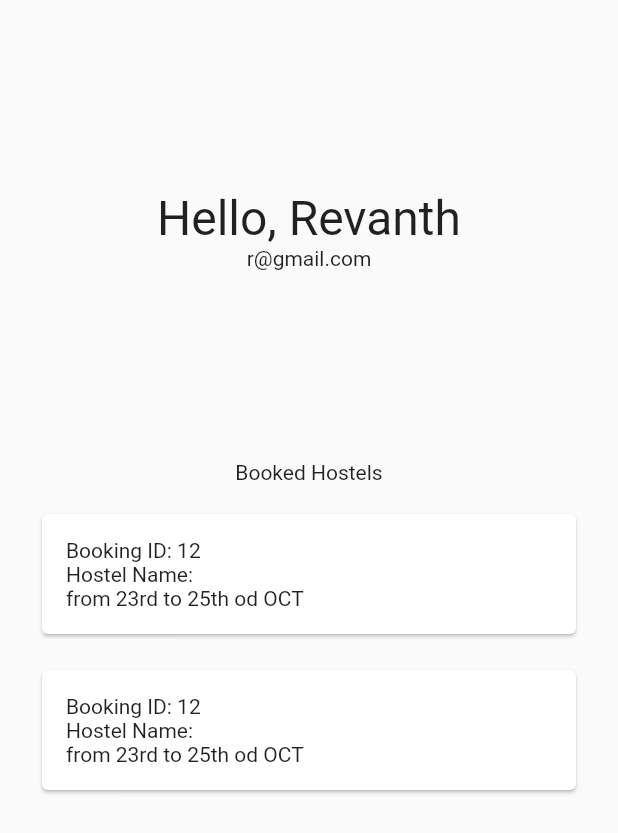
After one commit to poojithamutteneni/DormsForYou, a Flutter app: the MyAccount screen opened directly, on a phone screen of 412 x 824 dp. The commit adds this screen. Shown: the top 833 px of the screen. Run offline on Flutter 3.47's test engine with Material 2 defaults, Android fonts, the phone set to English and light mode, and no system bars; our stand-ins replace bloc, equatable, flutter_bloc, flutter_secure_storage, flutter_swiper, geolocator and 1 more; accounts and stored records are empty; network calls fail.

Commit message:
Auth and improvement

```diff
--- a/frontend/lib/features/authentication/auth_screen/cubit/login_cubit.dart
+++ b/frontend/lib/features/authentication/auth_screen/cubit/login_cubit.dart
@@ -26,12 +26,20 @@ class LoginCubit extends Cubit<LoginState> {
     emit(state.copyWith(email: mail));
   }
 
+  void fullNameChanged(String name) {
+    emit(state.copyWith(name: name));
+  }
+
+  void dobChanged(String dob) {
+    emit(state.copyWith(dob: dob));
+  }
+
   void passwordChanged(String mail) {
     emit(state.copyWith(password: mail));
   }
 
   void confirmPasswordChanged(String mail) {
-    emit(state.copyWith(password: mail));
+    emit(state.copyWith(cpassword: mail));
   }
 
   void resetResult() {
@@ -42,10 +50,13 @@ class LoginCubit extends Cubit<LoginState> {
     emit(state.copyWith(isLoading: true));
     try {
       AuthUser? user;
+      print(state.isSignUp);
       if (state.isSignUp) {
+        print(state.password == state.cpassword);
         if (state.password == state.cpassword) {
+          print("111");
           user = await _authenticationReposiory.signUp(
-              state.email, state.password);
+              state.email, state.password, state.name, state.dob);
         } else {
           emit(state.copyWith(showErrors: true));
         }
@@ -53,6 +64,7 @@ class LoginCubit extends Cubit<LoginState> {
         user =
             await _authenticationReposiory.signIn(state.email, state.password);
       }
+      print(user);
       getIt.get<AuthenticationCubit>().setUser(user ?? AuthUser.empty());
       emit(state.copyWith(
           isLoading: false, result: LoginResult.Success, showErrors: true));
--- a/frontend/lib/features/authentication/auth_screen/cubit/login_state.dart
+++ b/frontend/lib/features/authentication/auth_screen/cubit/login_state.dart
@@ -8,6 +8,8 @@ class LoginState extends Equatable {
   final String password;
   final bool isLoading;
   final String cpassword;
+  final String dob;
+  final String name;
   final String error;
   final bool isSignUp;
   final LoginResult result;
@@ -17,6 +19,8 @@ class LoginState extends Equatable {
     required this.password,
     required this.isLoading,
     required this.cpassword,
+    required this.dob,
+    required this.name,
     required this.error,
     required this.isSignUp,
     required this.result,
@@ -26,6 +30,8 @@ class LoginState extends Equatable {
       showErrors: false,
       email: "",
       isSignUp: false,
+      name: "",
+      dob: "",
       error: "",
       result: LoginResult.Unknown,
       password: "",
@@ -33,8 +39,17 @@ class LoginState extends Equatable {
       cpassword: "");
 
   @override
-  List<Object> get props =>
-      [showErrors, isSignUp, result, cpassword, email, password, isLoading];
+  List<Object> get props => [
+        showErrors,
+        isSignUp,
+        name,
+        dob,
+        result,
+        cpassword,
+        email,
+        password,
+        isLoading
+      ];
 
   LoginState copyWith({
     bool? showErrors,
@@ -42,6 +57,8 @@ class LoginState extends Equatable {
     String? password,
     bool? isLoading,
     String? cpassword,
+    String? dob,
+    String? name,
     String? error,
     bool? isSignUp,
     LoginResult? result,
@@ -52,6 +69,8 @@ class LoginState extends Equatable {
       password: password ?? this.password,
       isLoading: isLoading ?? this.isLoading,
       cpassword: cpassword ?? this.cpassword,
+      dob: dob ?? this.dob,
+      name: name ?? this.name,
       error: error ?? this.error,
       isSignUp: isSignUp ?? this.isSignUp,
       result: result ?? this.result,
--- a/frontend/lib/features/authentication/cubit/authentication_state.dart
+++ b/frontend/lib/features/authentication/cubit/authentication_state.dart
@@ -15,7 +15,7 @@ class AuthenticationState extends Equatable {
       AuthenticationState(isLoading: false, user: AuthUser.empty(), error: "");
 
   @override
-  List<Object> get props => [];
+  List<Object> get props => [isLoading, user, error];
 
   AuthenticationState copyWith({
     bool? isLoading,
--- /dev/null
+++ b/frontend/lib/features/home/my_account/booked_hostels.dart
@@ -0,0 +1,62 @@
+import 'dart:convert';
+
+import 'package:database_provider/database_provider.dart';
+
+class BookedHostels {
+  final Hostel hostel;
+  final String from;
+  final String to;
+  BookedHostels({
+    required this.hostel,
+    required this.from,
+    required this.to,
+  });
+  BookedHostels copyWith({
+    Hostel? hostel,
+    String? from,
+    String? to,
+  }) {
+    return BookedHostels(
+      hostel: hostel ?? this.hostel,
+      from: from ?? this.from,
+      to: to ?? this.to,
+    );
+  }
+
+  Map<String, dynamic> toMap() {
+    return {
+      'hostel': hostel.toMap(),
+      'from': from,
+      'to': to,
+    };
+  }
+
+  factory BookedHostels.fromMap(Map<String, dynamic> map) {
+    return BookedHostels(
+      hostel: Hostel.fromMap(map['hostel']),
+      from: map['from'],
+      to: map['to'],
+    );
+  }
+
+  String toJson() => json.encode(toMap());
+
+  factory BookedHostels.fromJson(String source) =>
+      BookedHostels.fromMap(json.decode(source));
+
+  @override
+  String toString() => 'BookedHostels(hostel: $hostel, from: $from, to: $to)';
+
+  @override
+  bool operator ==(Object other) {
+    if (identical(this, other)) return true;
+
+    return other is BookedHostels &&
+        other.hostel == hostel &&
+        other.from == from &&
+        other.to == to;
+  }
+
+  @override
+  int get hashCode => hostel.hashCode ^ from.hashCode ^ to.hashCode;
+}
--- /dev/null
+++ b/frontend/lib/features/home/my_account/my_account.dart
@@ -0,0 +1,63 @@
+import 'package:flutter/material.dart';
+
+class MyAccount extends StatelessWidget {
+  @override
+  Widget build(BuildContext context) {
+    return Scaffold(
+      body: Padding(
+        padding: const EdgeInsets.all(16.0),
+        child: Container(
+          child: Column(
+            mainAxisSize: MainAxisSize.min,
+            children: [
+              Container(
+                  alignment: Alignment.center,
+                  height: MediaQuery.of(context).size.height / 3,
+                  child: Column(
+                    mainAxisAlignment: MainAxisAlignment.center,
+                    children: [
+                      const Text("Hello, Revanth",
+                          style: TextStyle(
+                            fontSize: 32,
+                          )),
+                      const Text(
+                        "r@gmail.com",
+                      ),
+                    ],
+                  )),
+              const SizedBox(
+                height: 16,
+              ),
+              const Text("Booked Hostels"),
+              const SizedBox(
+                height: 8,
+              ),
+              Expanded(
+                child: ListView.builder(
+                    itemCount: 2,
+                    itemBuilder: (context, index) {
+                      return Padding(
+                        padding: const EdgeInsets.all(8.0),
+                        child: Card(
+                          child: Padding(
+                            padding: const EdgeInsets.all(16.0),
+                            child: Column(
+                              crossAxisAlignment: CrossAxisAlignment.start,
+                              children: [
+                                const Text("Booking ID: 12"),
+                                const Text("Hostel Name: "),
+                                const Text("from 23rd to 25th od OCT")
+                              ],
+                            ),
+                          ),
+                        ),
+                      );
+                    }),
+              )
+            ],
+          ),
+        ),
+      ),
+    );
+  }
+}
--- a/frontend/packages/authentication_repo/lib/src/models/user.dart
+++ b/frontend/packages/authentication_repo/lib/src/models/user.dart
@@ -4,25 +4,29 @@ import 'dart:convert';
 class AuthUser {
   final String name;
   final String email;
+  final int id;
+  final bool isAuthenticated;
 
-  final bool isAuthenticated;
   const AuthUser({
     required this.name,
     required this.email,
+    required this.id,
     required this.isAuthenticated,
   });
 
   factory AuthUser.empty() =>
-      const AuthUser(name: "", email: "", isAuthenticated: false);
+      const AuthUser(name: "", id: 0, email: "", isAuthenticated: false);
 
   AuthUser copyWith({
     String? name,
     String? email,
+    int? id,
     bool? isAuthenticated,
   }) {
     return AuthUser(
       name: name ?? this.name,
       email: email ?? this.email,
+      id: id ?? this.id,
       isAuthenticated: isAuthenticated ?? this.isAuthenticated,
     );
   }
@@ -31,14 +35,16 @@ class AuthUser {
     return {
       'name': name,
       'email': email,
+      'id': id,
       'isAuthenticated': isAuthenticated,
     };
   }
 
   factory AuthUser.fromMap(Map<String, dynamic> map) {
     return AuthUser(
-      name: map['name'],
+      name: map['full_name'],
       email: map['email'],
+      id: map['id'],
       isAuthenticated: map['isAuthenticated'],
     );
   }
@@ -49,8 +55,9 @@ class AuthUser {
       AuthUser.fromMap(json.decode(source));
 
   @override
-  String toString() =>
-      'AuthUser(name: $name, email: $email, isAuthenticated: $isAuthenticated)';
+  String toString() {
+    return 'AuthUser(name: $name, email: $email, id: $id, isAuthenticated: $isAuthenticated)';
+  }
 
   @override
   bool operator ==(Object other) {
@@ -59,9 +66,15 @@ class AuthUser {
     return other is AuthUser &&
         other.name == name &&
         other.email == email &&
+        other.id == id &&
         other.isAuthenticated == isAuthenticated;
   }
 
   @override
-  int get hashCode => name.hashCode ^ email.hashCode ^ isAuthenticated.hashCode;
+  int get hashCode {
+    return name.hashCode ^
+        email.hashCode ^
+        id.hashCode ^
+        isAuthenticated.hashCode;
+  }
 }
--- a/frontend/packages/database_provider/lib/src/database_provider.dart
+++ b/frontend/packages/database_provider/lib/src/database_provider.dart
@@ -10,6 +10,7 @@ abstract class IDatabaseProvider {
   Future<List<College>> getCollegesByName(String name);
   Future<List<Hostel>> getHostelByName(String name);
   Future<List<Hostel>> getHostelsByCID(int id);
+  Future<void> bookHostel(String uid, String to, String from, String hid);
 }
 
 class DatabaseProvider implements IDatabaseProvider {
@@ -74,4 +75,17 @@ class DatabaseProvider implements IDatabaseProvider {
       throw Exception("Failed to get colleges from server!");
     }
   }
+
+  @override
+  Future<void> bookHostel(
+      String uid, String to, String from, String hid) async {
+    final u = Uri.parse('$url/book');
+
+    await http.post(u, headers: <String, String>{
+      'cid': uid,
+      "to": to,
+      "from": from,
+      "hid": hid
+    });
+  }
 }
--- a/frontend/pubspec.yaml
+++ b/frontend/pubspec.yaml
@@ -36,6 +36,7 @@ dependencies:
   geolocator: ^7.0.1
   url_launcher: ^6.0.3
   flutter_swiper: ^1.1.6
+  http: 0.13.1
 dev_dependencies:
   flutter_test:
     sdk: flutter
```
Also changed, not shown: frontend/lib/features/authentication/auth_screen/auth_screen.dart (+25 -9 lines), frontend/lib/features/authentication/cubit/authentication_cubit.dart (+8 -1 lines), frontend/lib/features/dorms/bloc/dorm_bloc.dart (+15 -1 lines), frontend/lib/features/dorms/hostel.dart (+38 -5 lines), frontend/lib/features/home/home.dart (+5 -3 lines), frontend/lib/features/home/show_more_options.dart (added, +52 -0 lines), frontend/packages/authentication_repo/lib/src/authentication_repository.dart (+46 -12 lines), frontend/pubspec.lock, 4 other files.
